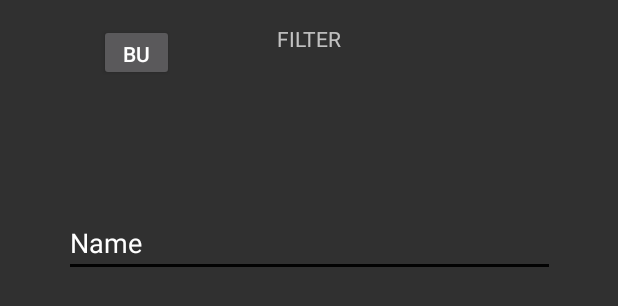
After one commit to CMPUT301F17T08/habit_rabbit, an Android app: the layout activity_filter.xml on its own in the app's theme, with its tools: preview values and no code run, on a phone screen of 412 x 824 dp. The commit adds this screen. Shown: the top 306 px of the screen. Run offline under Robolectric (Android 15) with nearby library versions, the phone set to English and light mode, and no system bars.

Commit message:
filter set up

```diff
--- a/app/build.gradle
+++ b/app/build.gradle
@@ -42,4 +42,5 @@ dependencies {
 
 
 
+
 apply plugin: 'com.google.gms.google-services'
--- /dev/null
+++ b/app/src/main/res/layout/activity_filter.xml
@@ -0,0 +1,69 @@
+<?xml version="1.0" encoding="utf-8"?>
+<android.support.constraint.ConstraintLayout xmlns:android="http://schemas.android.com/apk/res/android"
+    xmlns:app="http://schemas.android.com/apk/res-auto"
+    xmlns:tools="http://schemas.android.com/tools"
+    android:layout_width="match_parent"
+    android:layout_height="match_parent"
+    tools:context="ca.ualberta.cmput301f17t08.habitrabbit.FilterActivity">
+
+    <EditText
+        android:id="@+id/filter"
+        android:layout_width="327dp"
+        android:layout_height="wrap_content"
+        android:layout_marginBottom="32dp"
+        android:layout_marginTop="8dp"
+        android:ems="10"
+        android:inputType="textPersonName"
+        android:text="Name"
+        app:layout_constraintBottom_toBottomOf="parent"
+        app:layout_constraintEnd_toEndOf="parent"
+        app:layout_constraintHorizontal_bias="0.503"
+        app:layout_constraintLeft_toLeftOf="parent"
+        app:layout_constraintRight_toRightOf="parent"
+        app:layout_constraintStart_toStartOf="parent"
+        app:layout_constraintTop_toTopOf="parent"
+        app:layout_constraintVertical_bias="0.178" />
+
+    <Button
+        android:id="@+id/menu_button"
+        android:layout_width="50dp"
+        android:layout_height="38dp"
+        android:layout_marginBottom="8dp"
+        android:layout_marginEnd="296dp"
+        android:layout_marginLeft="28dp"
+        android:layout_marginTop="16dp"
+        android:text="Button"
+        app:layout_constraintBottom_toBottomOf="parent"
+        app:layout_constraintEnd_toEndOf="parent"
+        app:layout_constraintLeft_toLeftOf="parent"
+        app:layout_constraintTop_toTopOf="parent"
+        app:layout_constraintVertical_bias="0.0" />
+
+    <TextView
+        android:id="@+id/title"
+        android:layout_width="wrap_content"
+        android:layout_height="wrap_content"
+        android:layout_marginTop="16dp"
+        android:text="FILTER"
+        app:layout_constraintLeft_toLeftOf="parent"
+        app:layout_constraintRight_toRightOf="parent"
+        app:layout_constraintTop_toTopOf="parent" />
+
+    <android.support.v7.widget.RecyclerView
+        android:id="@+id/habit_list"
+        android:layout_width="323dp"
+        android:layout_height="396dp"
+        android:layout_marginBottom="4dp"
+        android:layout_marginEnd="24dp"
+        android:layout_marginRight="16dp"
+        android:layout_marginStart="16dp"
+        android:layout_marginTop="100dp"
+        app:layout_constraintBottom_toBottomOf="parent"
+        app:layout_constraintEnd_toEndOf="parent"
+        app:layout_constraintHorizontal_bias="1.0"
+        app:layout_constraintRight_toRightOf="parent"
+        app:layout_constraintStart_toStartOf="parent"
+        app:layout_constraintTop_toTopOf="parent"
+        app:layout_constraintVertical_bias="0.774" />
+
+</android.support.constraint.ConstraintLayout>
--- a/app/src/main/res/layout/history.xml
+++ b/app/src/main/res/layout/history.xml
@@ -29,7 +29,6 @@
             android:id="@+id/textView2"
             android:layout_width="match_parent"
             android:layout_height="23dp"
-            android:layout_marginEnd="8dp"
             android:layout_marginStart="8dp"
             android:layout_marginTop="8dp"
             android:text="HISTORY"
@@ -37,7 +36,6 @@
             android:textColor="@color/colorPrimaryDark"
             android:textSize="16dp"
             android:textStyle="bold"
-            app:layout_constraintEnd_toEndOf="@+id/filter_button"
             app:layout_constraintStart_toEndOf="@+id/menu_button"
             app:layout_constraintTop_toTopOf="parent" />
 
--- a/build.gradle
+++ b/build.gradle
@@ -6,7 +6,7 @@ buildscript {
         google()
     }
     dependencies {
-        classpath 'com.android.tools.build:gradle:3.0.0'
+        classpath 'com.android.tools.build:gradle:3.0.1'
 
         // NOTE: Do not place your application dependencies here; they belong
         // in the individual module build.gradle files
```
Also changed, not shown: app/src/main/AndroidManifest.xml (+3 -5 lines), app/src/main/java/ca/ualberta/cmput301f17t08/habitrabbit/FilterActivity.java (added, +50 -0 lines), app/src/main/java/ca/ualberta/cmput301f17t08/habitrabbit/historyActivity.java (+18 -0 lines).
